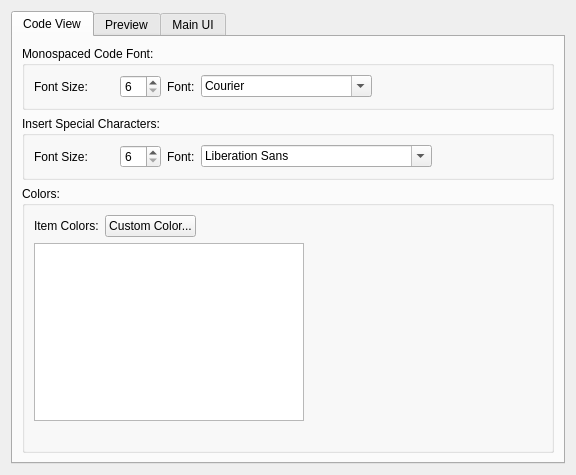
The window that src/Form_Files/PAppearanceWidget.ui (Sigil-Ebook/Sigil) describes before a commit, drawn with Qt 5.
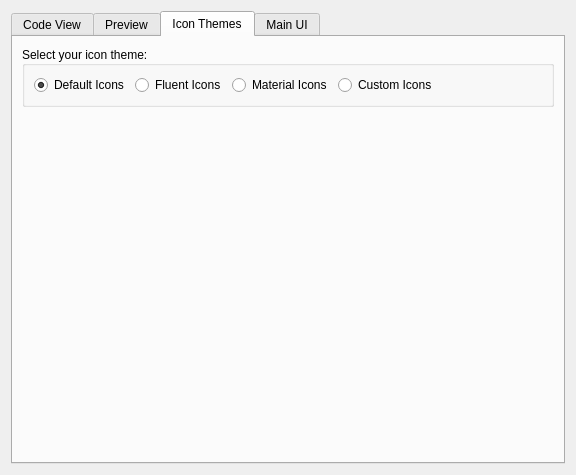
The same window after the commit. The open tabs and pages were chosen to show the change.

```diff
--- a/src/Form_Files/PAppearanceWidget.ui
+++ b/src/Form_Files/PAppearanceWidget.ui
@@ -419,6 +419,114 @@
        </item>
       </layout>
      </widget>
+
+     <widget class="QWidget" name="IconThemeTab">
+      <attribute name="title">
+       <string>Icon Themes</string>
+      </attribute>
+      <layout class="QVBoxLayout" name="tabverticalLayout">
+       <item>
+        <widget class="QGroupBox" name="tabgroupBox">
+         <property name="sizePolicy">
+          <sizepolicy hsizetype="Preferred" vsizetype="Preferred">
+           <horstretch>0</horstretch>
+           <verstretch>0</verstretch>
+          </sizepolicy>
+         </property>
+         <property name="toolTip">
+          <string>Choose which icon theme you want to use (requires Sigil restart).</string>
+         </property>
+         <property name="title">
+          <string>Select your icon theme:</string>
+         </property>
+         <property name="alignment">
+          <set>Qt::AlignLeading|Qt::AlignLeft|Qt::AlignVCenter</set>
+         </property>
+         <layout class="QHBoxLayout" name="tabversionLayout">
+          <item>
+           <widget class="QRadioButton" name="Default">
+            <property name="toolTip">
+             <string>Sigil's default icon theme.</string>
+            </property>
+            <property name="text">
+             <string>Default Icons</string>
+            </property>
+            <property name="checked">
+             <bool>true</bool>
+            </property>
+           </widget>
+          </item>
+          <item>
+           <widget class="QRadioButton" name="Fluent">
+            <property name="toolTip">
+             <string>Icons based on the Fluent theme:</string>
+            </property>
+            <property name="text">
+             <string>Fluent Icons</string>
+            </property>
+            <property name="checked">
+             <bool>false</bool>
+            </property>
+           </widget>
+          </item>
+          <item>
+           <widget class="QRadioButton" name="Material">
+            <property name="toolTip">
+             <string>Icons based on Google's Material theme:</string>
+            </property>
+            <property name="text">
+             <string>Material Icons</string>
+            </property>
+            <property name="checked">
+             <bool>false</bool>
+            </property>
+           </widget>
+          </item>
+          <item>
+           <widget class="QRadioButton" name="Custom">
+            <property name="toolTip">
+             <string>Custom Icon Theme:</string>
+            </property>
+            <property name="text">
+             <string>Custom Icons</string>
+            </property>
+            <property name="checked">
+             <bool>false</bool>
+            </property>
+           </widget>
+          </item>
+          <item>
+           <spacer name="tabhorizontalSpacer_4">
+            <property name="orientation">
+             <enum>Qt::Horizontal</enum>
+            </property>
+            <property name="sizeHint" stdset="0">
+             <size>
+              <width>40</width>
+              <height>20</height>
+             </size>
+            </property>
+           </spacer>
+          </item>
+         </layout>
+        </widget>
+       </item>
+       <item>
+        <spacer name="tabverticalSpacer">
+         <property name="orientation">
+          <enum>Qt::Vertical</enum>
+         </property>
+         <property name="sizeHint" stdset="0">
+          <size>
+           <width>20</width>
+           <height>40</height>
+          </size>
+         </property>
+        </spacer>
+       </item>
+      </layout>
+     </widget>
+     
      <widget class="QWidget" name="AppUiTab">
       <attribute name="title">
        <string>Main UI</string>
```
